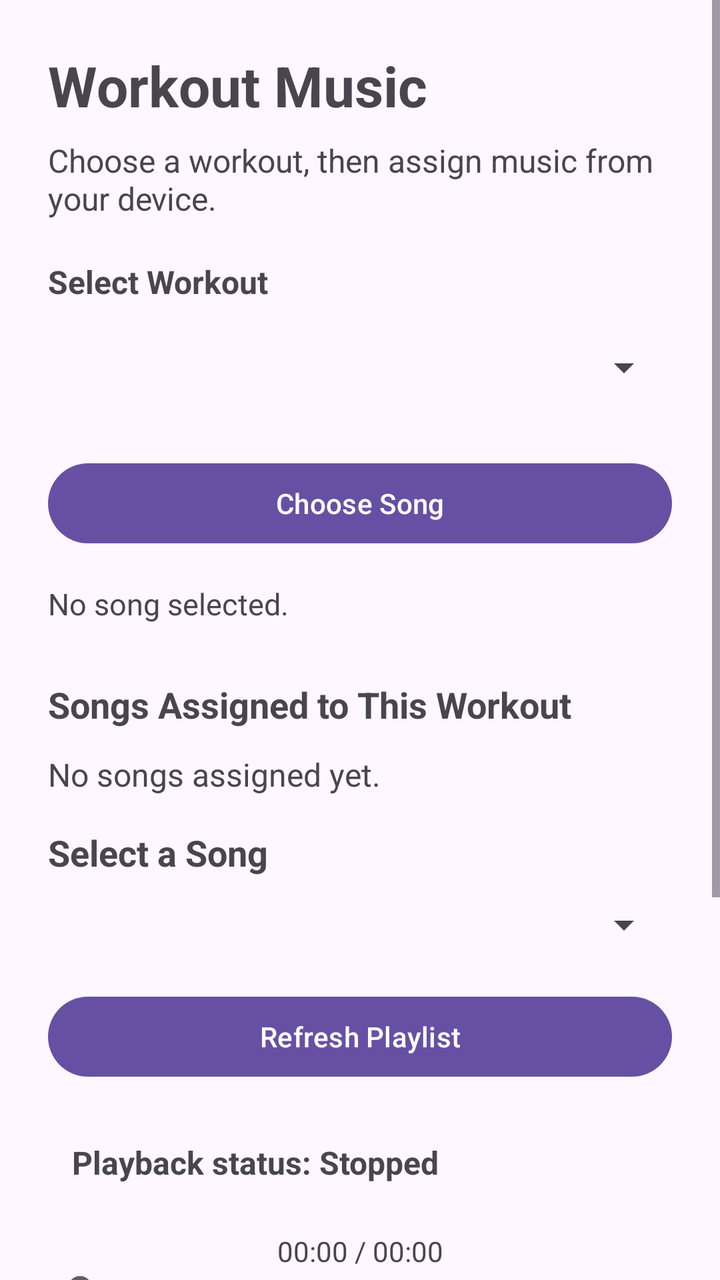
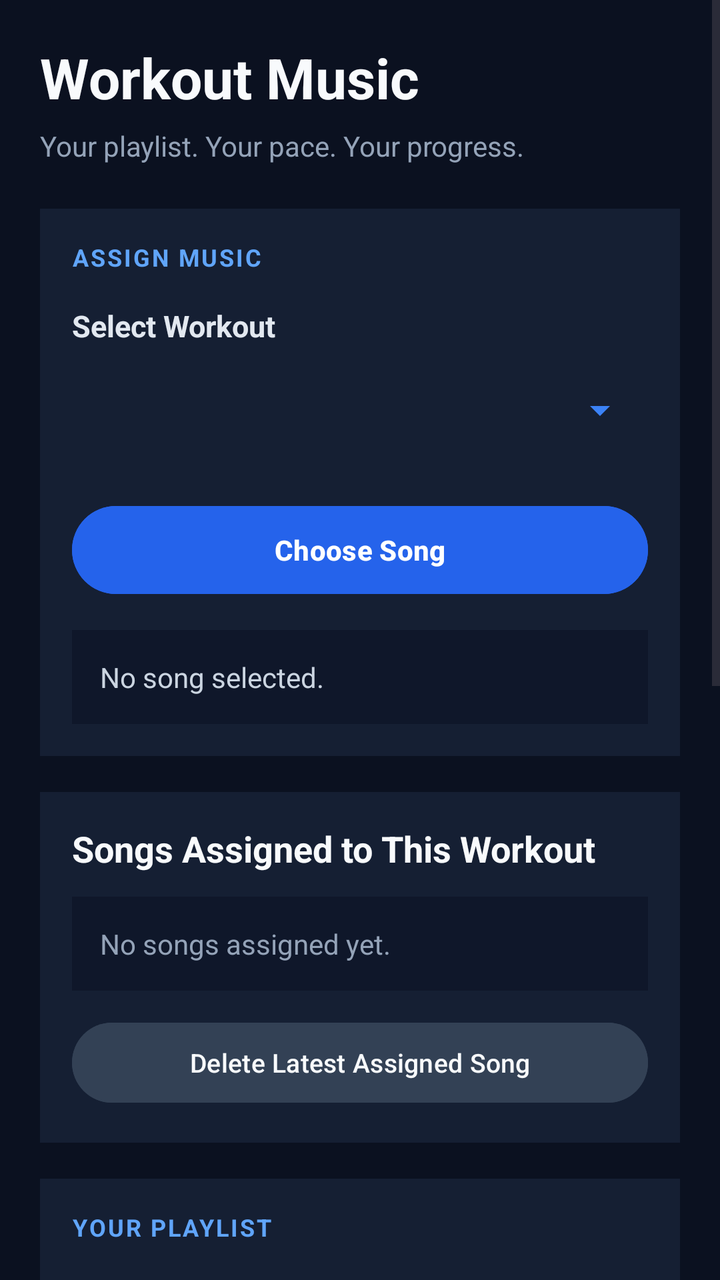

Screens rendered from an Android XML layout before and after an edit, with the pre-edit source and the edit as a unified diff.
<!-- AndroidManifest.xml: application theme Theme.GymTrackerPro -->
<!-- res/layout/activity_workout_music.xml -->
<?xml version="1.0" encoding="utf-8"?>
<ScrollView xmlns:android="http://schemas.android.com/apk/res/android"
    android:layout_width="match_parent"
    android:layout_height="match_parent"
    android:fillViewport="true">

    <LinearLayout
        android:layout_width="match_parent"
        android:layout_height="wrap_content"
        android:orientation="vertical"
        android:padding="24dp">

        <TextView
            android:layout_width="match_parent"
            android:layout_height="wrap_content"
            android:text="Workout Music"
            android:textSize="28sp"
            android:textStyle="bold"
            android:paddingBottom="8dp" />

        <TextView
            android:layout_width="match_parent"
            android:layout_height="wrap_content"
            android:text="Choose a workout, then assign music from your device."
            android:textSize="16sp"
            android:paddingBottom="20dp" />

        <TextView
            android:layout_width="match_parent"
            android:layout_height="wrap_content"
            android:text="Select Workout"
            android:textStyle="bold"
            android:textSize="16sp"
            android:paddingBottom="8dp" />

        <Spinner
            android:id="@+id/spinnerWorkouts"
            android:layout_width="match_parent"
            android:layout_height="wrap_content"
            android:minHeight="48dp" />

        <Button
            android:id="@+id/buttonChooseSong"
            android:layout_width="match_parent"
            android:layout_height="wrap_content"
            android:layout_marginTop="20dp"
            android:text="Choose Song" />

        <TextView
            android:id="@+id/textSelectedSong"
            android:layout_width="match_parent"
            android:layout_height="wrap_content"
            android:layout_marginTop="16dp"
            android:text="No song selected."
            android:textSize="15sp" />

        <TextView
            android:layout_width="match_parent"
            android:layout_height="wrap_content"
            android:layout_marginTop="28dp"
            android:text="Songs Assigned to This Workout"
            android:textSize="18sp"
            android:textStyle="bold" />

        <TextView
            android:id="@+id/textAssignedSongs"
            android:layout_width="match_parent"
            android:layout_height="wrap_content"
            android:layout_marginTop="12dp"
            android:text="No songs assigned yet."
            android:textSize="16sp" />


        <TextView
            android:layout_width="match_parent"
            android:layout_height="wrap_content"
            android:layout_marginTop="16dp"
            android:text="Select a Song"
            android:textSize="18sp"
            android:textStyle="bold" />

        <Spinner
            android:id="@+id/spinnerSongs"
            android:layout_width="match_parent"
            android:layout_height="wrap_content"
            android:minHeight="48dp" />


        <Button
            android:id="@+id/buttonRefreshSongs"
            android:layout_width="match_parent"
            android:layout_height="wrap_content"
            android:layout_marginTop="8dp"
            android:text="Refresh Playlist" />


        <TextView
            android:id="@+id/textPlaybackStatus"
            android:layout_width="match_parent"
            android:layout_height="wrap_content"
            android:layout_marginTop="16dp"
            android:padding="12dp"
            android:text="Playback status: Stopped"
            android:textSize="16sp"
            android:textStyle="bold" />


        <TextView
            android:id="@+id/textPlaybackTime"
            android:layout_width="match_parent"
            android:layout_height="wrap_content"
            android:layout_marginTop="12dp"
            android:text="00:00 / 00:00"
            android:textSize="14sp"
            android:gravity="center" />

        <SeekBar
            android:id="@+id/seekBarPlayback"
            android:layout_width="match_parent"
            android:layout_height="wrap_content"
            android:max="1000"
            android:progress="0"
            android:enabled="false" />



        <Button
            android:id="@+id/buttonDeleteSong"
            android:layout_width="match_parent"
            android:layout_height="wrap_content"
            android:layout_marginTop="12dp"
            android:text="Delete Latest Assigned Song" />



        <Button
            android:id="@+id/buttonPlaySong"
            android:layout_width="match_parent"
            android:layout_height="wrap_content"
            android:layout_marginTop="16dp"
            android:text="Play Selected Song" />


        <Button
            android:id="@+id/buttonPauseResumeSong"
            android:layout_width="match_parent"
            android:layout_height="wrap_content"
            android:layout_marginTop="8dp"
            android:text="Pause Song"
            android:enabled="false" />


        <Button
            android:id="@+id/buttonStopSong"
            android:layout_width="match_parent"
            android:layout_height="wrap_content"
            android:layout_marginTop="8dp"
            android:text="Stop Music" />


    </LinearLayout>

</ScrollView>
<!-- resources referenced by this layout -->
<resources>
  <style name="Theme.GymTrackerPro" parent="Base.Theme.GymTrackerPro" />
  <style name="Base.Theme.GymTrackerPro" parent="Theme.Material3.DayNight.NoActionBar">
          
          
      </style>
</resources>

<!-- the commit's change to res/layout/activity_workout_music.xml (unified diff, before → after) -->
@@ -2,162 +2,258 @@
 <ScrollView xmlns:android="http://schemas.android.com/apk/res/android"
     android:layout_width="match_parent"
     android:layout_height="match_parent"
+    android:background="#0B1120"
     android:fillViewport="true">
 
     <LinearLayout
         android:layout_width="match_parent"
         android:layout_height="wrap_content"
         android:orientation="vertical"
-        android:padding="24dp">
-
+        android:padding="20dp">
+
+        
         <TextView
             android:layout_width="match_parent"
             android:layout_height="wrap_content"
             android:text="Workout Music"
+            android:textColor="#F8FAFC"
             android:textSize="28sp"
-            android:textStyle="bold"
-            android:paddingBottom="8dp" />
+            android:textStyle="bold" />
 
         <TextView
             android:layout_width="match_parent"
             android:layout_height="wrap_content"
-            android:text="Choose a workout, then assign music from your device."
-            android:textSize="16sp"
-            android:paddingBottom="20dp" />
-
-        <TextView
-            android:layout_width="match_parent"
-            android:layout_height="wrap_content"
-            android:text="Select Workout"
-            android:textStyle="bold"
-            android:textSize="16sp"
-            android:paddingBottom="8dp" />
-
-        <Spinner
-            android:id="@+id/spinnerWorkouts"
-            android:layout_width="match_parent"
-            android:layout_height="wrap_content"
-            android:minHeight="48dp" />
-
-        <Button
-            android:id="@+id/buttonChooseSong"
-            android:layout_width="match_parent"
-            android:layout_height="wrap_content"
-            android:layout_marginTop="20dp"
-            android:text="Choose Song" />
-
-        <TextView
-            android:id="@+id/textSelectedSong"
-            android:layout_width="match_parent"
-            android:layout_height="wrap_content"
-            android:layout_marginTop="16dp"
-            android:text="No song selected."
-            android:textSize="15sp" />
-
-        <TextView
-            android:layout_width="match_parent"
-            android:layout_height="wrap_content"
-            android:layout_marginTop="28dp"
-            android:text="Songs Assigned to This Workout"
-            android:textSize="18sp"
-            android:textStyle="bold" />
-
-        <TextView
-            android:id="@+id/textAssignedSongs"
-            android:layout_width="match_parent"
-            android:layout_height="wrap_content"
-            android:layout_marginTop="12dp"
-            android:text="No songs assigned yet."
-            android:textSize="16sp" />
-
-
-        <TextView
-            android:layout_width="match_parent"
-            android:layout_height="wrap_content"
-            android:layout_marginTop="16dp"
-            android:text="Select a Song"
-            android:textSize="18sp"
-            android:textStyle="bold" />
-
-        <Spinner
-            android:id="@+id/spinnerSongs"
-            android:layout_width="match_parent"
-            android:layout_height="wrap_content"
-            android:minHeight="48dp" />
-
-
-        <Button
-            android:id="@+id/buttonRefreshSongs"
-            android:layout_width="match_parent"
-            android:layout_height="wrap_content"
-            android:layout_marginTop="8dp"
-            android:text="Refresh Playlist" />
-
-
-        <TextView
-            android:id="@+id/textPlaybackStatus"
-            android:layout_width="match_parent"
-            android:layout_height="wrap_content"
-            android:layout_marginTop="16dp"
-            android:padding="12dp"
-            android:text="Playback status: Stopped"
-            android:textSize="16sp"
-            android:textStyle="bold" />
-
-
-        <TextView
-            android:id="@+id/textPlaybackTime"
-            android:layout_width="match_parent"
-            android:layout_height="wrap_content"
-            android:layout_marginTop="12dp"
-            android:text="00:00 / 00:00"
-            android:textSize="14sp"
-            android:gravity="center" />
-
-        <SeekBar
-            android:id="@+id/seekBarPlayback"
-            android:layout_width="match_parent"
-            android:layout_height="wrap_content"
-            android:max="1000"
-            android:progress="0"
-            android:enabled="false" />
-
-
-
-        <Button
-            android:id="@+id/buttonDeleteSong"
-            android:layout_width="match_parent"
-            android:layout_height="wrap_content"
-            android:layout_marginTop="12dp"
-            android:text="Delete Latest Assigned Song" />
-
-
-
-        <Button
-            android:id="@+id/buttonPlaySong"
-            android:layout_width="match_parent"
-            android:layout_height="wrap_content"
-            android:layout_marginTop="16dp"
-            android:text="Play Selected Song" />
-
-
-        <Button
-            android:id="@+id/buttonPauseResumeSong"
-            android:layout_width="match_parent"
-            android:layout_height="wrap_content"
-            android:layout_marginTop="8dp"
-            android:text="Pause Song"
-            android:enabled="false" />
-
-
-        <Button
-            android:id="@+id/buttonStopSong"
-            android:layout_width="match_parent"
-            android:layout_height="wrap_content"
-            android:layout_marginTop="8dp"
-            android:text="Stop Music" />
-
+            android:layout_marginTop="6dp"
+            android:layout_marginBottom="22dp"
+            android:text="Your playlist. Your pace. Your progress."
+            android:textColor="#94A3B8"
+            android:textSize="14sp" />
+
+        
+        <LinearLayout
+            android:layout_width="match_parent"
+            android:layout_height="wrap_content"
+            android:background="#151F33"
+            android:orientation="vertical"
+            android:padding="16dp">
+
+            <TextView
+                android:layout_width="match_parent"
+                android:layout_height="wrap_content"
+                android:text="ASSIGN MUSIC"
+                android:textColor="#60A5FA"
+                android:textSize="12sp"
+                android:textStyle="bold"
+                android:letterSpacing="0.08" />
+
+            <TextView
+                android:layout_width="match_parent"
+                android:layout_height="wrap_content"
+                android:layout_marginTop="16dp"
+                android:text="Select Workout"
+                android:textColor="#E2E8F0"
+                android:textSize="15sp"
+                android:textStyle="bold" />
+
+            <Spinner
+                android:id="@+id/spinnerWorkouts"
+                android:layout_width="match_parent"
+                android:layout_height="52dp"
+                android:layout_marginTop="6dp"
+                android:backgroundTint="#3B82F6"
+                android:minHeight="48dp" />
+
+            <Button
+                android:id="@+id/buttonChooseSong"
+                android:layout_width="match_parent"
+                android:layout_height="52dp"
+                android:layout_marginTop="18dp"
+                android:backgroundTint="#2563EB"
+                android:text="Choose Song"
+                android:textColor="#FFFFFF"
+                android:textStyle="bold" />
+
+            <TextView
+                android:id="@+id/textSelectedSong"
+                android:layout_width="match_parent"
+                android:layout_height="wrap_content"
+                android:layout_marginTop="14dp"
+                android:background="#0F172A"
+                android:padding="14dp"
+                android:text="No song selected."
+                android:textColor="#CBD5E1"
+                android:textSize="14sp" />
+
+        </LinearLayout>
+
+        
+        <LinearLayout
+            android:layout_width="match_parent"
+            android:layout_height="wrap_content"
+            android:layout_marginTop="18dp"
+            android:background="#151F33"
+            android:orientation="vertical"
+            android:padding="16dp">
+
+            <TextView
+                android:layout_width="match_parent"
+                android:layout_height="wrap_content"
+                android:text="Songs Assigned to This Workout"
+                android:textColor="#F8FAFC"
+                android:textSize="18sp"
+                android:textStyle="bold" />
+
+            <TextView
+                android:id="@+id/textAssignedSongs"
+                android:layout_width="match_parent"
+                android:layout_height="wrap_content"
+                android:layout_marginTop="12dp"
+                android:background="#0F172A"
+                android:padding="14dp"
+                android:text="No songs assigned yet."
+                android:textColor="#94A3B8"
+                android:textSize="14sp" />
+
+            <Button
+                android:id="@+id/buttonDeleteSong"
+                android:layout_width="match_parent"
+                android:layout_height="48dp"
+                android:layout_marginTop="12dp"
+                android:backgroundTint="#334155"
+                android:text="Delete Latest Assigned Song"
+                android:textColor="#F8FAFC"
+                android:textSize="13sp" />
+
+        </LinearLayout>
+
+        
+        <LinearLayout
+            android:layout_width="match_parent"
+            android:layout_height="wrap_content"
+            android:layout_marginTop="18dp"
+            android:background="#151F33"
+            android:orientation="vertical"
+            android:padding="16dp">
+
+            <TextView
+                android:layout_width="match_parent"
+                android:layout_height="wrap_content"
+                android:text="YOUR PLAYLIST"
+                android:textColor="#60A5FA"
+                android:textSize="12sp"
+                android:textStyle="bold"
+                android:letterSpacing="0.08" />
+
+            <TextView
+                android:layout_width="match_parent"
+                android:layout_height="wrap_content"
+                android:layout_marginTop="14dp"
+                android:text="Select a Song"
+                android:textColor="#E2E8F0"
+                android:textSize="15sp"
+                android:textStyle="bold" />
+
+            <Spinner
+                android:id="@+id/spinnerSongs"
+                android:layout_width="match_parent"
+                android:layout_height="52dp"
+                android:layout_marginTop="6dp"
+                android:backgroundTint="#3B82F6"
+                android:minHeight="48dp" />
+
+            <Button
+                android:id="@+id/buttonRefreshSongs"
+                android:layout_width="match_parent"
+                android:layout_height="48dp"
+                android:layout_marginTop="10dp"
+                android:backgroundTint="#334155"
+                android:text="Refresh Playlist"
+                android:textColor="#F8FAFC" />
+
+        </LinearLayout>
+
+        
+        <LinearLayout
+            android:layout_width="match_parent"
+            android:layout_height="wrap_content"
+            android:layout_marginTop="18dp"
+            android:layout_marginBottom="20dp"
+            android:background="#151F33"
+            android:orientation="vertical"
+            android:padding="16dp">
+
+            <TextView
+                android:layout_width="match_parent"
+                android:layout_height="wrap_content"
+                android:text="NOW PLAYING"
+                android:textColor="#60A5FA"
+                android:textSize="12sp"
+                android:textStyle="bold"
+                android:letterSpacing="0.08" />
+
+            <TextView
+                android:id="@+id/textPlaybackStatus"
+                android:layout_width="match_parent"
+                android:layout_height="wrap_content"
+                android:layout_marginTop="14dp"
+                android:background="#0F172A"
+                android:padding="14dp"
+                android:text="Playback status: Stopped"
+                android:textColor="#F8FAFC"
+                android:textSize="15sp"
+                android:textStyle="bold" />
+
+            <TextView
+                android:id="@+id/textPlaybackTime"
+                android:layout_width="match_parent"
+                android:layout_height="wrap_content"
+                android:layout_marginTop="16dp"
+                android:gravity="center"
+                android:text="00:00 / 00:00"
+                android:textColor="#94A3B8"
+                android:textSize="13sp" />
+
+            <SeekBar
+                android:id="@+id/seekBarPlayback"
+                android:layout_width="match_parent"
+                android:layout_height="wrap_content"
+                android:layout_marginTop="4dp"
+                android:progressTint="#3B82F6"
+                android:thumbTint="#60A5FA"
+                android:max="1000"
+                android:progress="0"
+                android:enabled="false" />
+
+            <Button
+                android:id="@+id/buttonPlaySong"
+                android:layout_width="match_parent"
+                android:layout_height="52dp"
+                android:layout_marginTop="18dp"
+                android:backgroundTint="#2563EB"
+                android:text="Play Selected Song"
+                android:textColor="#FFFFFF"
+                android:textStyle="bold" />
+
+            <Button
+                android:id="@+id/buttonPauseResumeSong"
+                android:layout_width="match_parent"
+                android:layout_height="48dp"
+                android:layout_marginTop="8dp"
+                android:backgroundTint="#334155"
+                android:text="Pause Song"
+                android:textColor="#F8FAFC"
+                android:enabled="false" />
+
+            <Button
+                android:id="@+id/buttonStopSong"
+                android:layout_width="match_parent"
+                android:layout_height="48dp"
+                android:layout_marginTop="8dp"
+                android:backgroundTint="#334155"
+                android:text="Stop Music"
+                android:textColor="#F8FAFC" />
+
+        </LinearLayout>
 
     </LinearLayout>
-
 </ScrollView>
